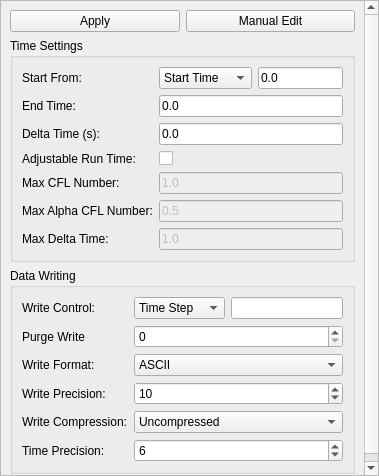
The window that runTimeControls.ui (Eng-RSMY/petroFoam) describes before a commit, drawn with Qt 5.
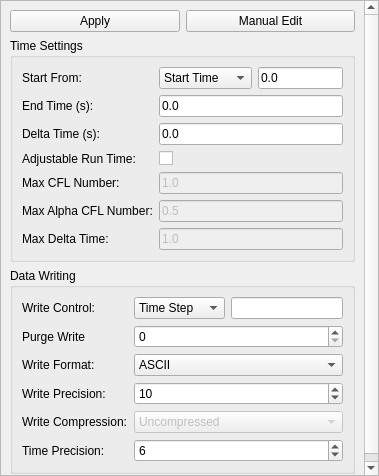
The same window after the commit. Icons and pictures are not drawn.

What changed in the file:
```diff
--- a/runTimeControls.ui
+++ b/runTimeControls.ui
@@ -25,7 +25,7 @@
    <property name="geometry">
     <rect>
      <x>0</x>
-     <y>0</y>
+     <y>-50</y>
      <width>361</width>
      <height>524</height>
     </rect>
@@ -147,7 +147,7 @@
        <item row="2" column="0">
         <widget class="QLabel" name="label_2">
          <property name="text">
-          <string>End Time:</string>
+          <string>End Time (s):</string>
          </property>
         </widget>
        </item>
@@ -309,6 +309,9 @@
        </item>
        <item row="6" column="2" colspan="2">
         <widget class="QComboBox" name="compression">
+         <property name="enabled">
+          <bool>false</bool>
+         </property>
          <item>
           <property name="text">
            <string>Uncompressed</string>
```
Left out of the diff: 72 changed lines with no effect on the pictures.
